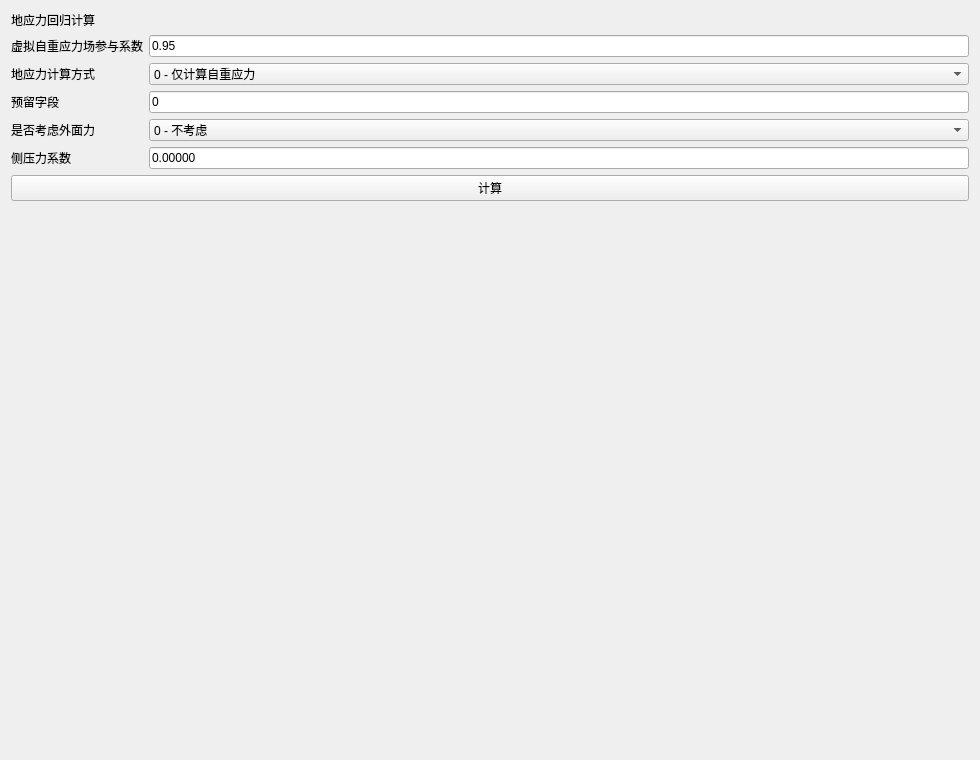
Old version of the form plugins/Base_Slover/GeoStressRegressionWidget.ui in the repository asd977/base_cae.
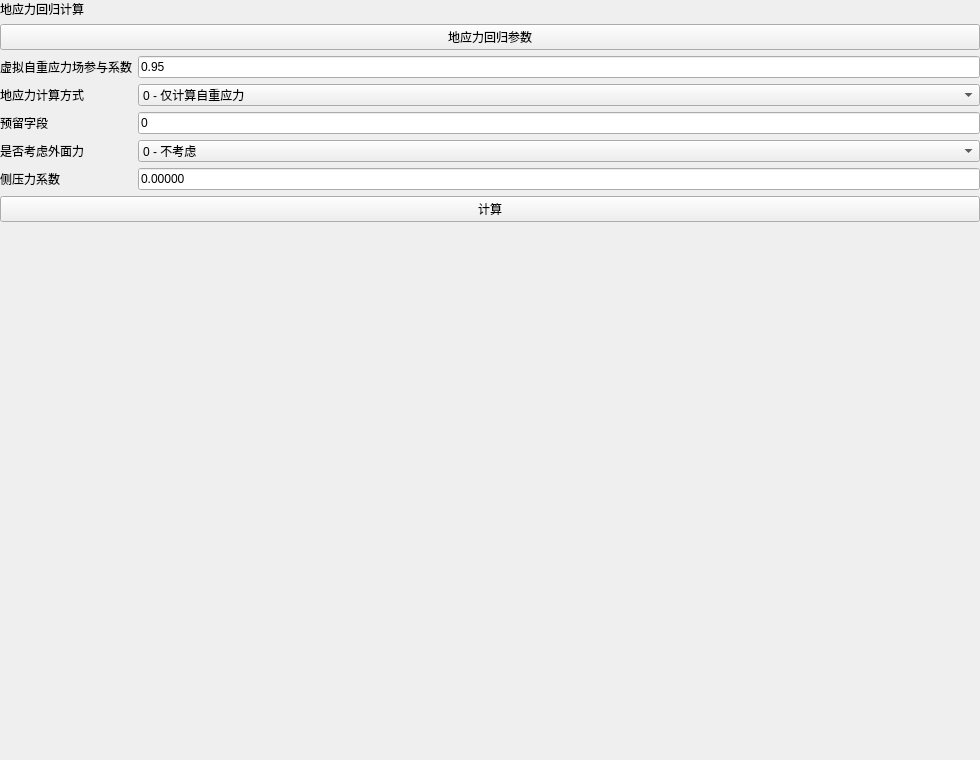
New version of the form.

```diff
--- a/plugins/Base_Slover/GeoStressRegressionWidget.ui
+++ b/plugins/Base_Slover/GeoStressRegressionWidget.ui
@@ -14,14 +14,7 @@
    <string>地应力回归计算</string>
   </property>
   <layout class="QVBoxLayout" name="verticalLayout">
-   <item>
-    <widget class="QLabel" name="titleLabel">
-     <property name="text">
-      <string>地应力回归计算</string>
-     </property>
-    </widget>
-   </item>
-   <item>
+   <property name="leftMargin"><number>0</number></property><property name="topMargin"><number>0</number></property><property name="rightMargin"><number>0</number></property><property name="bottomMargin"><number>0</number></property><item><widget class="QLabel" name="pageNameLabel"><property name="text"><string>地应力回归计算</string></property></widget></item><item><widget class="QPushButton" name="sectionTitleButton"><property name="text"><string>地应力回归参数</string></property></widget></item><item>
     <layout class="QFormLayout" name="formLayout">
      <item row="0" column="0">
       <widget class="QLabel" name="label6">
```
Left out of the diff: 6 changed lines with no effect on the pictures.
